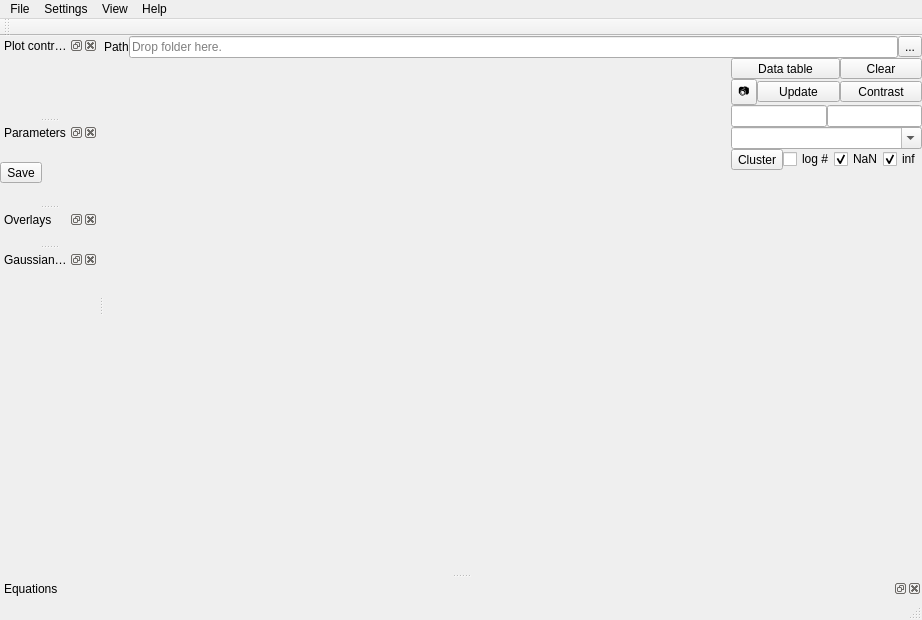
The window that ndxplorer/plot_main.ui (Fluorescence-Tools/ndxplorer) describes before a commit, drawn with Qt 5.
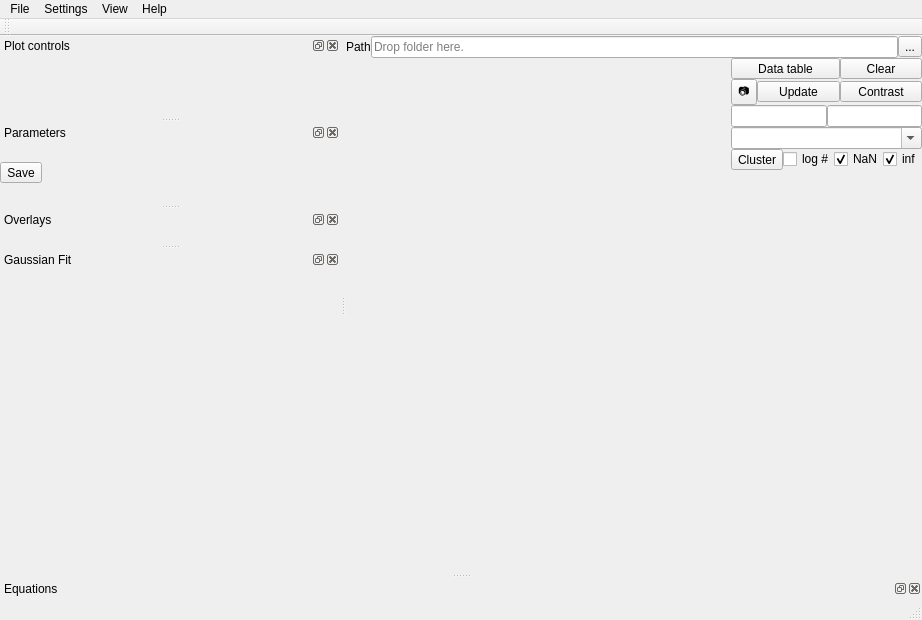
The same window after the commit. Icons and pictures are not drawn.

Commit message: Adjust `dockWidget_Fit` layout: update minimum width and add spacing property

The edit to the form file:
```diff
--- a/ndxplorer/plot_main.ui
+++ b/ndxplorer/plot_main.ui
@@ -738,7 +738,7 @@
   <widget class="QDockWidget" name="dockWidget_Fit">
    <property name="minimumSize">
     <size>
-     <width>80</width>
+     <width>340</width>
      <height>180</height>
     </size>
    </property>
```
Left out of the diff: 6 changed lines with no effect on the pictures.
